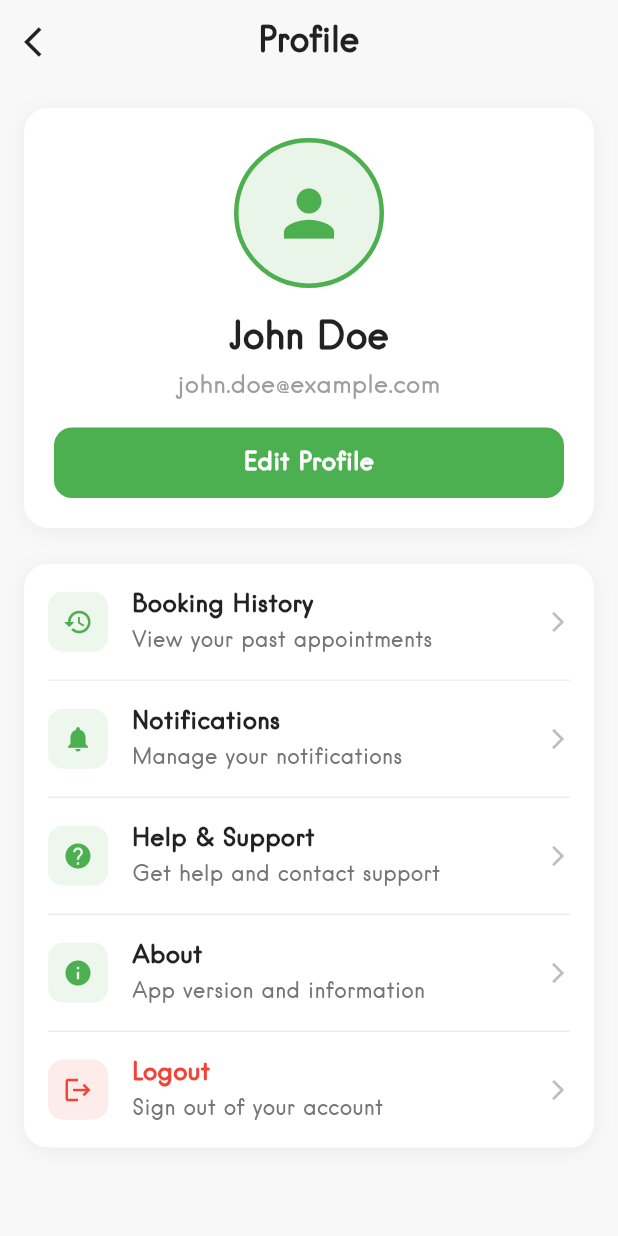
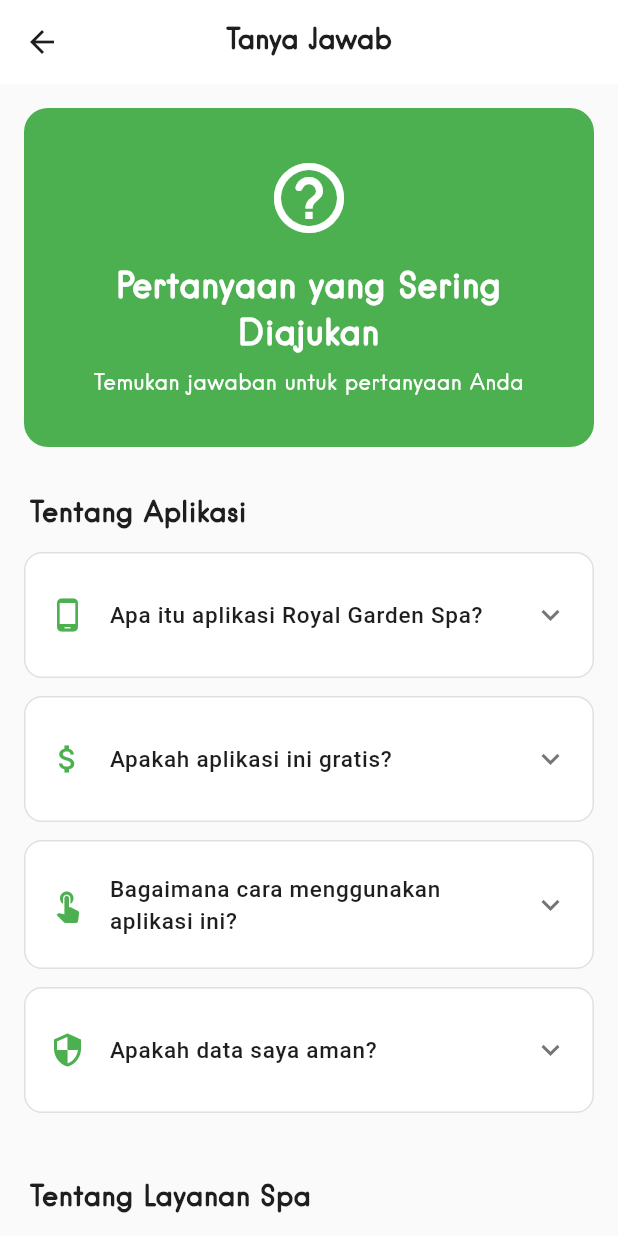
Before and after one commit to fauz2323/royal_spa_mobile, a Flutter app: the ProfileView screen opened by its route, after a tap on "Help & Support", on a phone screen of 412 x 824 dp. Run offline on Flutter 3.47's test engine with Material 3 defaults, Android fonts, the phone set to English and light mode, and no system bars; our stand-ins replace bloc, flutter_bloc, flutter_secure_storage, freezed_annotation, google_fonts; accounts and stored records are empty.

Commit message:
Refactor UI components and add Q&A view. Updated background colors, removed shadows, and added phone number field in registration. Enhanced routing to include Q&A section.

```diff
--- a/lib/main.dart
+++ b/lib/main.dart
@@ -19,7 +19,7 @@ class MyApp extends StatelessWidget {
       theme: ThemeData(
         useMaterial3: true,
         fontFamily: 'Hanken',
-        scaffoldBackgroundColor: const Color(0xfff8f8f8),
+        scaffoldBackgroundColor: const Color.fromARGB(255, 237, 237, 237),
       ),
       routes: RouteUtils.routes,
       initialRoute: '/login',
--- a/lib/utils/route_utils.dart
+++ b/lib/utils/route_utils.dart
@@ -4,6 +4,7 @@ import 'package:royal_spa_garden_mobile/views/edit_profile/edit_profile_view.dar
 import 'package:royal_spa_garden_mobile/views/home/home_view.dart';
 import 'package:royal_spa_garden_mobile/views/login/login_view.dart';
 import 'package:royal_spa_garden_mobile/views/profile/profile_view.dart';
+import 'package:royal_spa_garden_mobile/views/qna/qna_view.dart';
 import 'package:royal_spa_garden_mobile/views/register/register_view.dart';
 import 'package:royal_spa_garden_mobile/views/service/service_view.dart';
 import 'package:royal_spa_garden_mobile/views/service_detail/service_detail_view.dart';
@@ -18,5 +19,6 @@ class RouteUtils {
     '/service_detail': (context) => const ServiceDetailView(),
     '/about': (context) => const AboutView(),
     '/edit_profile': (context) => const EditProfileView(),
+    '/qna': (context) => const QnaView(),
   };
 }
--- a/lib/views/home_screen/home_screen_view.dart
+++ b/lib/views/home_screen/home_screen_view.dart
@@ -48,13 +48,6 @@ class HomeScreenView extends StatelessWidget {
                   decoration: BoxDecoration(
                     color: Colors.white,
                     borderRadius: BorderRadius.circular(10),
-                    boxShadow: [
-                      BoxShadow(
-                        color: Colors.black.withValues(alpha: 0.1),
-                        blurRadius: 10,
-                        offset: const Offset(0, 5),
-                      ),
-                    ],
                   ),
                   child: Column(
                     children: [
--- a/lib/views/login/login_view.dart
+++ b/lib/views/login/login_view.dart
@@ -8,7 +8,6 @@ class LoginView extends StatelessWidget {
   @override
   Widget build(BuildContext context) {
     return Scaffold(
-      backgroundColor: const Color.fromRGBO(217, 217, 217, 1),
       body: SafeArea(
         child: Padding(
           padding: const EdgeInsets.all(24.0),
@@ -48,8 +47,8 @@ class LoginView extends StatelessWidget {
                   ),
                   enabledBorder: OutlineInputBorder(
                     borderRadius: BorderRadius.circular(12),
-                    borderSide: BorderSide(
-                        color: const Color.fromRGBO(102, 137, 131, 1)!),
+                    borderSide: const BorderSide(
+                        color: Color.fromRGBO(102, 137, 131, 1)),
                   ),
                   focusedBorder: OutlineInputBorder(
                     borderRadius: BorderRadius.circular(12),
@@ -73,7 +72,8 @@ class LoginView extends StatelessWidget {
                   ),
                   enabledBorder: OutlineInputBorder(
                     borderRadius: BorderRadius.circular(12),
-                    borderSide: BorderSide(color: Colors.grey[300]!),
+                    borderSide: const BorderSide(
+                        color: Color.fromRGBO(102, 137, 131, 1)),
                   ),
                   focusedBorder: OutlineInputBorder(
                     borderRadius: BorderRadius.circular(12),
@@ -107,7 +107,7 @@ class LoginView extends StatelessWidget {
                   Navigator.pushNamed(context, '/home');
                 },
                 style: ElevatedButton.styleFrom(
-                  backgroundColor: const Color.fromRGBO(166, 138, 100, 1),
+                  backgroundColor: Colors.green,
                   foregroundColor: Colors.white,
                   padding: const EdgeInsets.symmetric(vertical: 16),
                   shape: RoundedRectangleBorder(
--- a/lib/views/profile/profile_view.dart
+++ b/lib/views/profile/profile_view.dart
@@ -47,13 +47,6 @@ class ProfileView extends StatelessWidget {
       decoration: BoxDecoration(
         color: Colors.white,
         borderRadius: BorderRadius.circular(16),
-        boxShadow: [
-          BoxShadow(
-            color: Colors.black.withOpacity(0.05),
-            blurRadius: 10,
-            offset: const Offset(0, 2),
-          ),
-        ],
       ),
       child: Column(
         children: [
@@ -136,13 +129,6 @@ class ProfileView extends StatelessWidget {
       decoration: BoxDecoration(
         color: Colors.white,
         borderRadius: BorderRadius.circular(16),
-        boxShadow: [
-          BoxShadow(
-            color: Colors.black.withOpacity(0.05),
-            blurRadius: 10,
-            offset: const Offset(0, 2),
-          ),
-        ],
       ),
       child: Column(
         children: [
@@ -173,6 +159,7 @@ class ProfileView extends StatelessWidget {
             subtitle: 'Get help and contact support',
             onTap: () {
               // Navigate to help and support
+              Navigator.pushNamed(context, '/qna');
             },
           ),
           _buildDivider(),
--- /dev/null
+++ b/lib/views/qna/qna_view.dart
@@ -0,0 +1,349 @@
+import 'package:flutter/material.dart';
+
+class QnaView extends StatelessWidget {
+  const QnaView({super.key});
+
+  @override
+  Widget build(BuildContext context) {
+    return Scaffold(
+      backgroundColor: const Color(0xFFFAFAFA),
+      appBar: AppBar(
+        title: const Text(
+          'Tanya Jawab',
+          style: TextStyle(
+            color: Color(0xFF1E1E1E),
+            fontWeight: FontWeight.w600,
+            fontSize: 18,
+          ),
+        ),
+        backgroundColor: Colors.white,
+        iconTheme: const IconThemeData(color: Color(0xFF1E1E1E)),
+        elevation: 0,
+        centerTitle: true,
+      ),
+      body: SingleChildScrollView(
+        padding: const EdgeInsets.all(16.0),
+        child: Column(
+          crossAxisAlignment: CrossAxisAlignment.start,
+          children: [
+            // Header Section
+            Container(
+              width: double.infinity,
+              padding: const EdgeInsets.symmetric(vertical: 32, horizontal: 20),
+              decoration: BoxDecoration(
+                color: const Color(0xFF4CAF50),
+                borderRadius: BorderRadius.circular(16),
+              ),
+              child: const Column(
+                children: [
+                  Icon(
+                    Icons.help_outline_rounded,
+                    size: 56,
+                    color: Colors.white,
+                  ),
+                  SizedBox(height: 16),
+                  Text(
+                    'Pertanyaan yang Sering Diajukan',
+                    textAlign: TextAlign.center,
+                    style: TextStyle(
+                      fontSize: 22,
+                      fontWeight: FontWeight.w600,
+                      color: Colors.white,
+                      letterSpacing: 0.5,
+                    ),
+                  ),
+                  SizedBox(height: 8),
+                  Text(
+                    'Temukan jawaban untuk pertanyaan Anda',
+                    textAlign: TextAlign.center,
+                    style: TextStyle(
+                      fontSize: 14,
+                      color: Colors.white,
+                      fontWeight: FontWeight.w400,
+                    ),
+                  ),
+                ],
+              ),
+            ),
+
+            const SizedBox(height: 32),
+
+            // Tentang Aplikasi Section
+            _buildSectionTitle('Tentang Aplikasi'),
+            const SizedBox(height: 12),
+            _buildQnAItem(
+              'Apa itu aplikasi Royal Garden Spa?',
+              'Royal Garden Spa adalah aplikasi mobile yang memudahkan Anda untuk memesan berbagai layanan spa dan perawatan kecantikan secara online. Dengan aplikasi ini, Anda dapat menjelajahi berbagai treatment, melihat detail layanan, melakukan pemesanan, dan mengelola riwayat booking Anda dengan mudah.',
+              Icons.phone_android,
+            ),
+            _buildQnAItem(
+              'Apakah aplikasi ini gratis?',
+              'Ya, aplikasi Royal Garden Spa dapat diunduh dan digunakan secara gratis. Anda hanya perlu membayar untuk layanan spa yang Anda pesan.',
+              Icons.attach_money,
+            ),
+            _buildQnAItem(
+              'Bagaimana cara menggunakan aplikasi ini?',
+              'Setelah mengunduh aplikasi, Anda perlu mendaftar dengan email dan membuat akun. Kemudian Anda dapat menjelajahi layanan yang tersedia, memilih treatment yang diinginkan, dan melakukan pemesanan dengan mengikuti langkah-langkah yang ada.',
+              Icons.touch_app,
+            ),
+            _buildQnAItem(
+              'Apakah data saya aman?',
+              'Keamanan data Anda adalah prioritas kami. Aplikasi ini menggunakan enkripsi dan sistem keamanan modern untuk melindungi informasi pribadi dan data transaksi Anda.',
+              Icons.security,
+            ),
+
+            const SizedBox(height: 32),
+
+            // Tentang Layanan Spa Section
+            _buildSectionTitle('Tentang Layanan Spa'),
+            const SizedBox(height: 12),
+            _buildQnAItem(
+              'Apa saja layanan yang tersedia?',
+              'Kami menyediakan berbagai layanan spa dan perawatan kecantikan seperti massage therapy (Swedish, Thai, Balinese, Hot Stone), facial treatment (Deep Cleansing, Anti-Aging, Brightening), body treatment (Body Scrub, Body Mask, Body Wrap), aromaterapi, reflexology, dan paket perawatan khusus.',
+              Icons.spa,
+            ),
+            _buildQnAItem(
+              'Berapa lama durasi setiap treatment?',
+              'Durasi treatment bervariasi tergantung jenis layanan yang Anda pilih. Umumnya berkisar antara 60-120 menit. Detail durasi dapat dilihat pada halaman deskripsi setiap layanan.',
+              Icons.access_time,
+            ),
+            _buildQnAItem(
+              'Apakah bisa memilih terapis?',
+              'Ya, Anda dapat memilih terapis favorit Anda saat melakukan pemesanan. Namun, ketersediaan terapis bergantung pada jadwal dan ketersediaan mereka.',
+              Icons.person_search,
+            ),
+            _buildQnAItem(
+              'Apakah tersedia paket membership atau loyalitas?',
+              'Ya, kami memiliki program membership dan reward points untuk pelanggan setia. Setiap pemesanan akan mendapatkan poin yang dapat ditukar dengan diskon atau treatment gratis.',
+              Icons.card_membership,
+            ),
+
+            const SizedBox(height: 32),
+
+            // Pemesanan & Pembayaran Section
+            _buildSectionTitle('Pemesanan & Pembayaran'),
+            const SizedBox(height: 12),
+            _buildQnAItem(
+              'Bagaimana cara melakukan pemesanan?',
+              'Pilih layanan yang Anda inginkan dari menu Home, lihat detail treatment, pilih tanggal dan waktu yang tersedia, kemudian konfirmasi pemesanan Anda. Anda akan menerima notifikasi konfirmasi setelah pemesanan berhasil.',
+              Icons.book_online,
+            ),
+            _buildQnAItem(
+              'Berapa lama sebelumnya saya harus melakukan booking?',
+              'Kami merekomendasikan untuk melakukan booking minimal 24 jam sebelumnya untuk memastikan ketersediaan jadwal dan terapis pilihan Anda.',
+              Icons.calendar_today,
+            ),
+            _buildQnAItem(
+              'Metode pembayaran apa yang diterima?',
+              'Kami menerima berbagai metode pembayaran seperti kartu kredit/debit, transfer bank, e-wallet (GoPay, OVO, Dana), dan pembayaran tunai di lokasi.',
+              Icons.payment,
+            ),
+            _buildQnAItem(
+              'Apakah bisa membatalkan atau mengubah booking?',
+              'Ya, Anda dapat membatalkan atau mengubah jadwal booking maksimal 12 jam sebelum waktu appointment. Pembatalan kurang dari 12 jam akan dikenakan biaya administrasi.',
+              Icons.cancel,
+            ),
+            _buildQnAItem(
+              'Bagaimana jika saya terlambat datang?',
+              'Jika Anda terlambat, durasi treatment akan disesuaikan dengan waktu yang tersisa. Mohon informasikan kepada kami jika Anda akan terlambat agar kami dapat mengatur ulang jadwal jika memungkinkan.',
+              Icons.schedule,
+            ),
+
+            const SizedBox(height: 32),
+
+            // Lokasi & Fasilitas Section
+            _buildSectionTitle('Lokasi & Fasilitas'),
+            const SizedBox(height: 12),
+            _buildQnAItem(
+              'Di mana lokasi Royal Garden Spa?',
+              'Royal Garden Spa berlokasi di Jakarta, Indonesia. Alamat lengkap dan peta lokasi dapat dilihat pada menu Hubungi Kami di aplikasi.',
+              Icons.location_on,
+            ),
+            _buildQnAItem(
+              'Apa saja fasilitas yang tersedia?',
+              'Kami menyediakan ruang treatment pribadi yang nyaman, shower room, locker, area relaksasi, WiFi gratis, minuman selamat datang, dan produk perawatan premium untuk setiap treatment.',
+              Icons.hotel,
+            ),
+            _buildQnAItem(
+              'Apakah ada layanan home service?',
+              'Saat ini kami sedang mengembangkan layanan home service. Pantau terus aplikasi untuk informasi terbaru mengenai layanan ini.',
+              Icons.home,
+            ),
+
+            const SizedBox(height: 32),
+
+            // Kontak & Dukungan Section
+            _buildSectionTitle('Kontak & Dukungan'),
+            const SizedBox(height: 12),
+            _buildQnAItem(
+              'Bagaimana cara menghubungi customer service?',
+              'Anda dapat menghubungi kami melalui email di info@royalgardenspa.com atau telepon di +62 123 456 7890. Tim customer service kami siap melayani Anda setiap hari dari pukul 09.00 - 21.00 WIB.',
+              Icons.support_agent,
+            ),
+            _buildQnAItem(
+              'Bagaimana jika mengalami masalah teknis dengan aplikasi?',
+              'Jika Anda mengalami masalah teknis, silakan hubungi tim support kami atau kirim laporan melalui menu Bantuan di aplikasi. Kami akan segera membantu menyelesaikan masalah Anda.',
+              Icons.bug_report,
+            ),
+            _buildQnAItem(
+              'Apakah bisa memberikan saran atau masukan?',
+              'Tentu! Kami sangat menghargai saran dan masukan dari Anda. Silakan kirim feedback melalui menu Hubungi Kami atau email kami. Masukan Anda sangat berharga untuk meningkatkan kualitas layanan kami.',
+              Icons.feedback,
+            ),
+
+            const SizedBox(height: 32),
+
+            // Contact Section
+            Container(
+              width: double.infinity,
+              padding: const EdgeInsets.all(24),
+              decoration: BoxDecoration(
+                color: Colors.white,
+                borderRadius: BorderRadius.circular(16),
+                border: Border.all(
+                  color: const Color(0xFFE0E0E0),
+                  width: 1,
+                ),
+              ),
+              child: Column(
+                children: [
+                  Container(
+                    padding: const EdgeInsets.all(16),
+                    decoration: const BoxDecoration(
+                      color: Color(0xFFE8F5E9),
+                      shape: BoxShape.circle,
+                    ),
+                    child: const Icon(
+                      Icons.contact_support_outlined,
+                      size: 32,
+                      color: Color(0xFF4CAF50),
+                    ),
+                  ),
+                  const SizedBox(height: 16),
+                  const Text(
+                    'Masih Ada Pertanyaan?',
+                    style: TextStyle(
+                      fontSize: 18,
+                      fontWeight: FontWeight.w600,
+                      color: Color(0xFF1E1E1E),
+                    ),
+                  ),
+                  const SizedBox(height: 8),
+                  const Text(
+                    'Tim customer service kami siap membantu Anda',
+                    textAlign: TextAlign.center,
+                    style: TextStyle(
+                      fontSize: 14,
+                      color: Color(0xFF757575),
+                      height: 1.5,
+                    ),
+                  ),
+                  const SizedBox(height: 20),
+                  SizedBox(
+                    width: double.infinity,
+                    child: ElevatedButton(
+                      onPressed: () {
+                        // Navigate to contact or open email/phone
+                      },
+                      style: ElevatedButton.styleFrom(
+                        backgroundColor: const Color(0xFF4CAF50),
+                        foregroundColor: Colors.white,
+                        padding: const EdgeInsets.symmetric(vertical: 16),
+                        shape: RoundedRectangleBorder(
+                          borderRadius: BorderRadius.circular(12),
+                        ),
+                        elevation: 0,
+                      ),
+                      child: const Text(
+                        'Hubungi Kami',
+                        style: TextStyle(
+                          fontSize: 16,
+                          fontWeight: FontWeight.w600,
+                        ),
+                      ),
+                    ),
+                  ),
+                ],
+              ),
+            ),
+
+            const SizedBox(height: 24),
+          ],
+        ),
+      ),
+    );
+  }
+
+  Widget _buildSectionTitle(String title) {
+    return Padding(
+      padding: const EdgeInsets.only(left: 4),
+      child: Text(
+        title,
+        style: const TextStyle(
+          fontSize: 18,
+          fontWeight: FontWeight.w600,
+          color: Color(0xFF1E1E1E),
+          letterSpacing: 0.3,
+        ),
+      ),
+    );
+  }
+
+  Widget _buildQnAItem(String question, String answer, IconData icon) {
+    return Container(
+      margin: const EdgeInsets.only(bottom: 12),
+      decoration: BoxDecoration(
+        color: Colors.white,
+        borderRadius: BorderRadius.circular(12),
+        border: Border.all(
+          color: const Color(0xFFE0E0E0),
+          width: 1,
+        ),
+      ),
+      child: Theme(
+        data: ThemeData(
+          dividerColor: Colors.transparent,
+        ),
+        child: ExpansionTile(
+          leading: Icon(
+            icon,
+            color: const Color(0xFF4CAF50),
+            size: 24,
+          ),
+          title: Text(
+            question,
+            style: const TextStyle(
+              fontSize: 15,
+              fontWeight: FontWeight.w500,
+              color: Color(0xFF1E1E1E),
+              height: 1.4,
+            ),
+          ),
+          tilePadding: const EdgeInsets.symmetric(horizontal: 16, vertical: 12),
+          childrenPadding: const EdgeInsets.fromLTRB(16, 0, 16, 16),
+          collapsedIconColor: const Color(0xFF757575),
+          iconColor: const Color(0xFF4CAF50),
+          children: [
+            Container(
+              width: double.infinity,
+              padding: const EdgeInsets.all(16),
+              decoration: BoxDecoration(
+                color: const Color(0xFFFAFAFA),
+                borderRadius: BorderRadius.circular(8),
+              ),
+              child: Text(
+                answer,
+                style: const TextStyle(
+                  fontSize: 14,
+                  color: Color(0xFF616161),
+                  height: 1.6,
+                ),
+                textAlign: TextAlign.justify,
+              ),
+            ),
+          ],
+        ),
+      ),
+    );
+  }
+}
--- a/lib/views/register/register_view.dart
+++ b/lib/views/register/register_view.dart
@@ -14,6 +14,7 @@ class _RegisterViewState extends State<RegisterView> {
   final _usernameController = TextEditingController();
   final _emailController = TextEditingController();
   final _passwordController = TextEditingController();
+  final _telpController = TextEditingController();
   final _confirmPasswordController = TextEditingController();
   bool _obscurePassword = true;
   bool _obscureConfirmPassword = true;
@@ -24,6 +25,7 @@ class _RegisterViewState extends State<RegisterView> {
     _emailController.dispose();
     _passwordController.dispose();
     _confirmPasswordController.dispose();
+    _telpController.dispose();
     super.dispose();
   }
 
@@ -86,7 +88,23 @@ class _RegisterViewState extends State<RegisterView> {
                 },
               ),
               const SizedBox(height: 20),
-
+              TextFormField(
+                controller: _telpController,
+                decoration: InputDecoration(
+                  labelText: 'Phone Number',
+                  prefixIcon: const Icon(Icons.phone),
+                  border: OutlineInputBorder(
+                    borderRadius: BorderRadius.circular(12),
+                  ),
+                ),
+                validator: (value) {
+                  if (value == null || value.isEmpty) {
+                    return 'Please enter phone number';
+                  }
+                  return null;
+                },
+              ),
+              const SizedBox(height: 20),
               // Email Field
               TextFormField(
                 controller: _emailController,
@@ -192,7 +210,7 @@ class _RegisterViewState extends State<RegisterView> {
                   }
                 },
                 style: ElevatedButton.styleFrom(
-                  backgroundColor: Colors.blue,
+                  backgroundColor: Colors.green,
                   foregroundColor: Colors.white,
                   padding: const EdgeInsets.symmetric(vertical: 16),
                   shape: RoundedRectangleBorder(
@@ -230,7 +248,7 @@ class _RegisterViewState extends State<RegisterView> {
                       style: GoogleFonts.poppins(
                         fontSize: 14,
                         fontWeight: FontWeight.w600,
-                        color: Colors.blue,
+                        color: Colors.green.withValues(alpha: 0.7),
                       ),
                     ),
                   ),
--- a/lib/views/service_detail/service_detail_view.dart
+++ b/lib/views/service_detail/service_detail_view.dart
@@ -225,28 +225,6 @@ class ServiceDetailView extends StatelessWidget {
           child: Row(
             children: [
               // Tombol Hubungi
-              Expanded(
-                flex: 1,
-                child: OutlinedButton.icon(
-                  onPressed: () {
-                    // Aksi untuk menghubungi
-                  },
-                  icon: const Icon(Icons.phone, color: Colors.green),
-                  label: const Text(
-                    'Hubungi',
-                    style: TextStyle(color: Colors.green),
-                  ),
-                  style: OutlinedButton.styleFrom(
-                    side: const BorderSide(color: Colors.green),
-                    padding: const EdgeInsets.symmetric(vertical: 12),
-                    shape: RoundedRectangleBorder(
-                      borderRadius: BorderRadius.circular(8),
-                    ),
-                  ),
-                ),
-              ),
-
-              const SizedBox(width: 12),
 
               // Tombol Booking
               Expanded(
```
